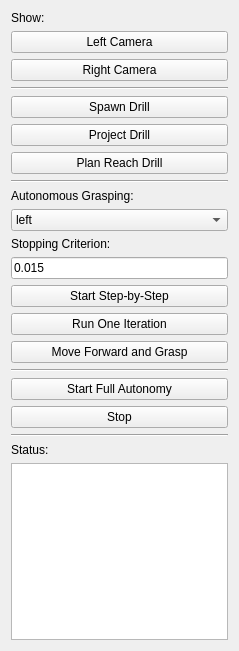
Before: the Qt Designer form software/ddapp/src/app/ddPFGrasp.ui in openhumanoids/oh-distro, drawn with Qt 5.
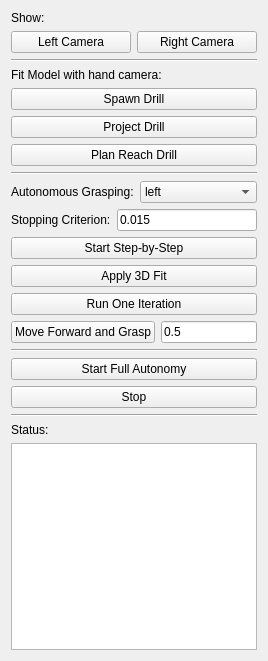
After: the same form once the commit is applied.

Diff of the .ui file:
```diff
--- a/software/ddapp/src/app/ddPFGrasp.ui
+++ b/software/ddapp/src/app/ddPFGrasp.ui
@@ -6,8 +6,8 @@
    <rect>
     <x>0</x>
     <y>0</y>
-    <width>239</width>
-    <height>651</height>
+    <width>268</width>
+    <height>661</height>
    </rect>
   </property>
   <property name="windowTitle">
@@ -22,6 +22,8 @@
     </widget>
    </item>
    <item>
+    <layout class="QHBoxLayout" name="horizontalLayout_3">
+     <item>
     <widget class="QPushButton" name="showLHandCameraButton">
      <property name="text">
       <string>Left Camera</string>
@@ -41,6 +43,8 @@
      </property>
     </widget>
    </item>
+    </layout>
+   </item>
    <item>
     <widget class="Line" name="line_4">
      <property name="orientation">
@@ -48,6 +52,13 @@
      </property>
     </widget>
    </item>
+   <item>
+    <widget class="QLabel" name="statusLabel_4">
+     <property name="text">
+      <string>Fit Model with hand camera:</string>
+     </property>
+    </widget>
+   </item>
    <item>
     <widget class="QPushButton" name="spawnDrillButton">
      <property name="text">
@@ -77,13 +88,8 @@
     </widget>
    </item>
    <item>
-    <widget class="QLabel" name="statusLabel_3">
-     <property name="text">
-      <string>Autonomous Grasping:</string>
-     </property>
-    </widget>
-   </item>
-   <item>
+    <layout class="QGridLayout" name="gridLayout">
+     <item row="0" column="1">
     <widget class="QComboBox" name="selectHandBox">
      <item>
       <property name="text">
@@ -97,6 +103,17 @@
      </item>
     </widget>
    </item>
+     <item row="0" column="0">
+      <widget class="QLabel" name="statusLabel_3">
+       <property name="text">
+        <string>Autonomous Grasping:</string>
+       </property>
+      </widget>
+     </item>
+    </layout>
+   </item>
+   <item>
+    <layout class="QHBoxLayout" name="horizontalLayout">
    <item>
     <widget class="QLabel" name="label">
      <property name="text">
@@ -111,6 +128,8 @@
      </property>
     </widget>
    </item>
+    </layout>
+   </item>
    <item>
     <widget class="QPushButton" name="startStepButton">
      <property name="text">
@@ -118,6 +137,13 @@
      </property>
     </widget>
    </item>
+   <item>
+    <widget class="QPushButton" name="apply3DFitButton">
+     <property name="text">
+      <string>Apply 3D Fit</string>
+     </property>
+    </widget>
+   </item>
    <item>
     <widget class="QPushButton" name="runOneIterButton">
      <property name="text">
@@ -126,6 +152,8 @@
     </widget>
    </item>
    <item>
+    <layout class="QHBoxLayout" name="horizontalLayout_2">
+     <item>
     <widget class="QPushButton" name="startGraspButton">
      <property name="text">
       <string>Move Forward and Grasp</string>
@@ -133,6 +161,18 @@
     </widget>
    </item>
    <item>
+      <widget class="QLineEdit" name="disttomoveEdit">
+       <property name="toolTip">
+        <string>max distance to move</string>
+       </property>
+       <property name="text">
+        <string>0.5</string>
+       </property>
+      </widget>
+     </item>
+    </layout>
+   </item>
+   <item>
     <widget class="Line" name="line_5">
      <property name="orientation">
       <enum>Qt::Horizontal</enum>
```
Left out of the diff: 21 changed lines with no effect on the pictures. Lines whose indentation alone changed are shown as unchanged.
